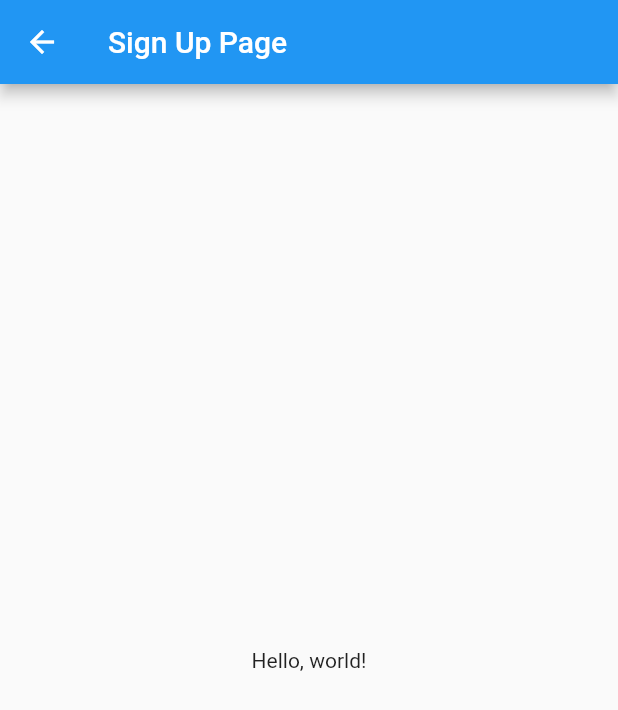
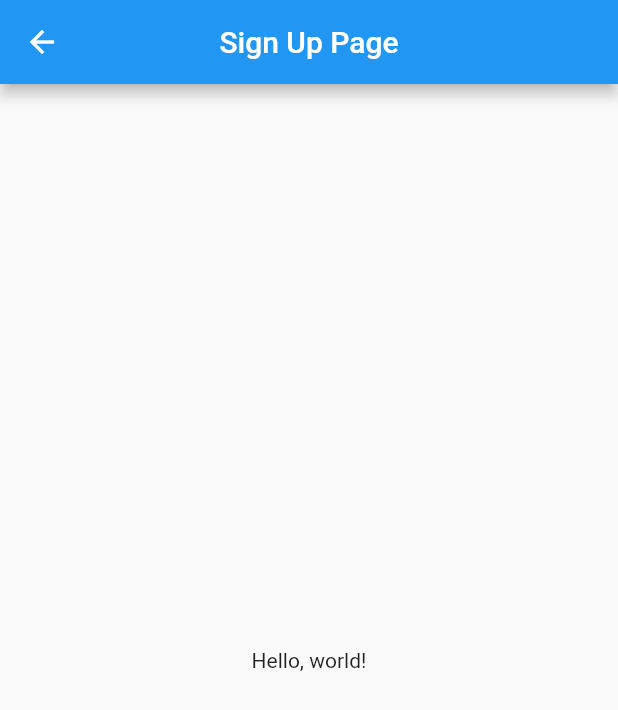
Before and after one commit to semenzatoc/bwthw-project-group-3, a Flutter app: the SignUpForm screen opened by its route, on a phone screen of 412 x 824 dp. Shown: the top 710 px of the screen. Run offline on Flutter 3.47's test engine with Material 2 defaults, Android fonts, the phone set to English and light mode, and no system bars.

Commit message:
Center titles

```diff
--- a/healthcare_for_u/lib/screen/signupform.dart
+++ b/healthcare_for_u/lib/screen/signupform.dart
@@ -14,9 +14,7 @@ class SignUpForm extends StatelessWidget {
   Widget build(BuildContext context) {
     print('${SignUpForm.routename} built');
     return Scaffold(
-      appBar: AppBar(
-        title: Text(SignUpForm.routename),
-      ),
+      appBar: AppBar(title: Text(SignUpForm.routename), centerTitle: true),
       body: Center(
         child: Text('Hello, world!'),
       ),
```
Also changed, not shown: healthcare_for_u/lib/screen/loginpage.dart (+6 -8 lines).
